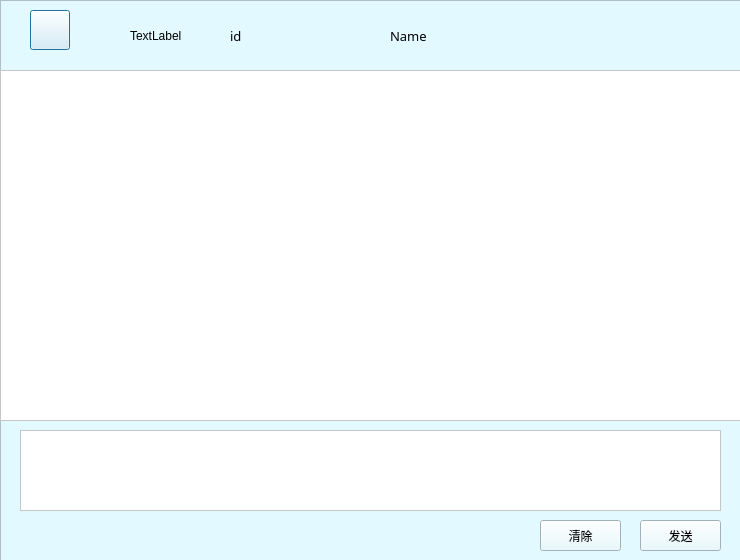
This is chat/chatwindow.ui in Snowball-Di/cs2021_qt_chat as Qt 5 draws it before an edit. The edited form follows.
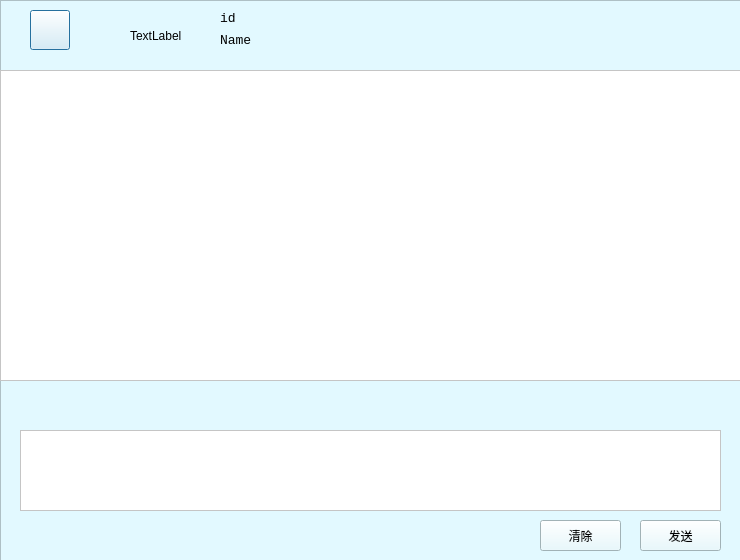
This is the edited form. Icons and pictures are not drawn.

```diff
--- a/chat/chatwindow.ui
+++ b/chat/chatwindow.ui
@@ -100,10 +100,10 @@
     <widget class="QLabel" name="id">
      <property name="geometry">
       <rect>
-       <x>230</x>
-       <y>20</y>
+       <x>220</x>
+       <y>10</y>
        <width>131</width>
-       <height>31</height>
+       <height>16</height>
       </rect>
      </property>
      <property name="sizePolicy">
@@ -114,8 +114,9 @@
      </property>
      <property name="font">
       <font>
-       <family>AdLib WGL4 BT</family>
+       <family>Consolas</family>
        <pointsize>10</pointsize>
+       <italic>false</italic>
       </font>
      </property>
      <property name="text">
@@ -125,15 +126,15 @@
     <widget class="QLabel" name="name">
      <property name="geometry">
       <rect>
-       <x>390</x>
-       <y>20</y>
+       <x>220</x>
+       <y>30</y>
        <width>141</width>
-       <height>31</height>
+       <height>20</height>
       </rect>
      </property>
      <property name="font">
       <font>
-       <family>AdLib WGL4 BT</family>
+       <family>Consolas</family>
        <pointsize>10</pointsize>
       </font>
      </property>
@@ -224,7 +225,7 @@
       <x>0</x>
       <y>70</y>
       <width>741</width>
-      <height>351</height>
+      <height>311</height>
      </rect>
     </property>
     <property name="sizePolicy">
```
Left out of the diff: 3 changed lines with no effect on the pictures.
